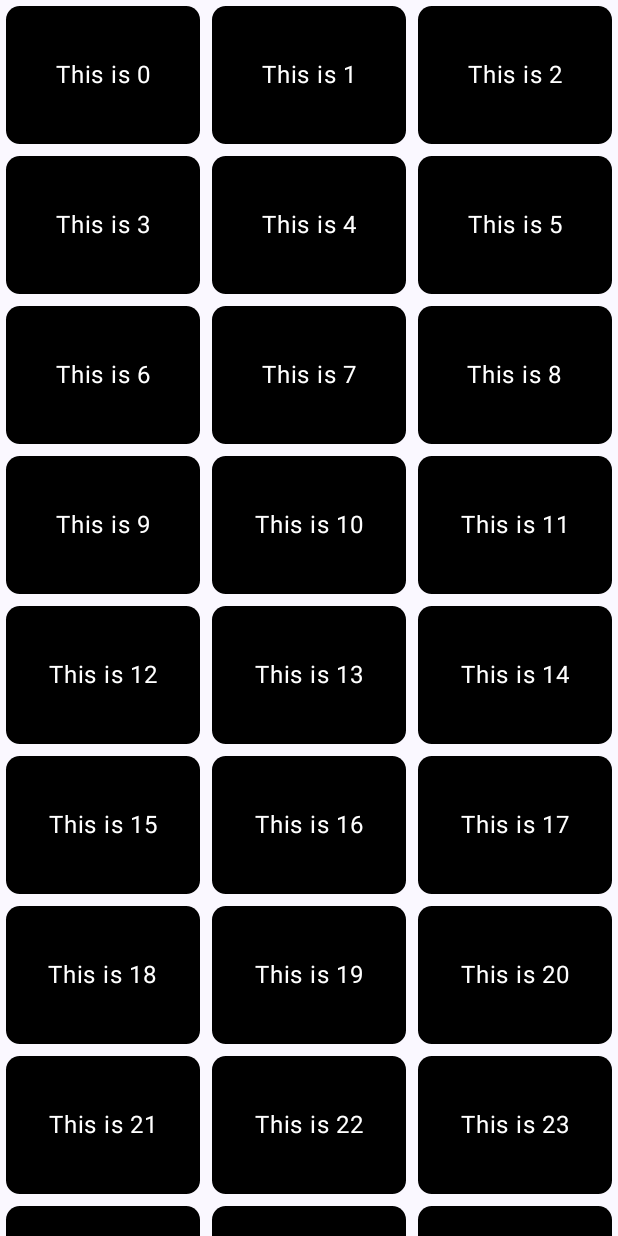
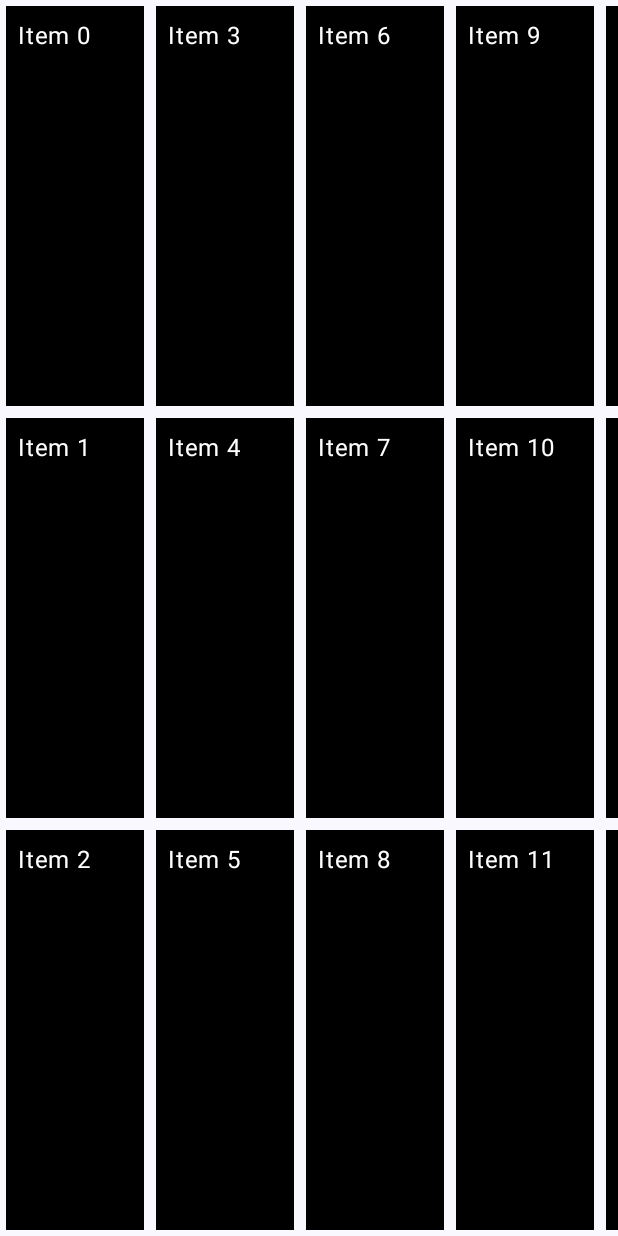
Before and after one commit to 1171Abhishek/Jetpack-Compose, an Android app built with Jetpack Compose: the screen it shows after launch (MainActivity), on a phone screen of 412 x 824 dp. Run offline under Robolectric (Android 15) with nearby library versions, the phone set to English and light mode, and no system bars.

Commit message:
feat: Implement LazyHorizontalGrid and update LazyVerticalGrid
-   Adds `LazyHorizontalGridFunction` to demonstrate the use of `LazyHorizontalGrid` for creating a horizontally scrolling grid with a fixed number of rows.
-   Modifies `LazyVerticalGrid` to add clarification.
-   Updates `MainActivity` to use `LazyHorizontalGridFunction` instead of `GridFunction`.
-   Creates a new file `05_lazy_horizontal_grid.kt`.
-   Add a comment about the use of `LazyVerticalGrid` to create a vertically scrolling grid.

```diff
--- a/app/src/main/java/com/company/jetpack/MainActivity.kt
+++ b/app/src/main/java/com/company/jetpack/MainActivity.kt
@@ -9,6 +9,7 @@ import androidx.compose.foundation.layout.padding
 import androidx.compose.material3.Scaffold
 import androidx.compose.ui.Modifier
 import com.company.jetpack.topic_03.GridFunction
+import com.company.jetpack.topic_03.LazyHorizontalGridFunction
 import com.company.jetpack.ui.theme.JetpackComposeTheme
 
 class MainActivity : ComponentActivity() {
@@ -18,7 +19,7 @@ class MainActivity : ComponentActivity() {
         setContent {
             JetpackComposeTheme {
                 Scaffold(modifier = Modifier.fillMaxSize()) { innerPadding ->
-                    GridFunction(
+                    LazyHorizontalGridFunction(
                         modifier = Modifier.padding(innerPadding)
                     )
                 }
--- a/app/src/main/java/com/company/jetpack/topic_03/04_lazy_vertical_grid.kt
+++ b/app/src/main/java/com/company/jetpack/topic_03/04_lazy_vertical_grid.kt
@@ -40,6 +40,7 @@ fun GridFunction(modifier: Modifier = Modifier) {
 //    LazyVerticalGrid
 
     LazyVerticalGrid(
+//        Use LazyVerticalGrid to create a vertically scrolling grid.
 //        GridCells.Fixed(n): Defines a fixed number of columns.
 
         columns = GridCells.Fixed(3) // 2 Column
--- /dev/null
+++ b/app/src/main/java/com/company/jetpack/topic_03/05_lazy_horizontal_grid.kt
@@ -0,0 +1,38 @@
+package com.company.jetpack.topic_03
+
+import androidx.compose.foundation.background
+import androidx.compose.foundation.layout.Box
+import androidx.compose.foundation.layout.padding
+import androidx.compose.foundation.layout.size
+import androidx.compose.foundation.lazy.grid.GridCells
+import androidx.compose.foundation.lazy.grid.LazyHorizontalGrid
+import androidx.compose.material3.Text
+import androidx.compose.runtime.Composable
+import androidx.compose.ui.Modifier
+import androidx.compose.ui.graphics.Color
+import androidx.compose.ui.tooling.preview.Preview
+import androidx.compose.ui.unit.dp
+
+@Composable
+fun LazyHorizontalGridFunction(modifier: Modifier = Modifier) {
+    LazyHorizontalGrid(
+//        If you need a horizontally scrolling grid, use LazyHorizontalGrid.
+//        Uses rows = GridCells.Fixed(n) instead of columns.
+        rows = GridCells.Fixed(3)
+    ) {
+        items(100) {
+            Box(modifier.size(100.dp).padding(4.dp).background(Color.Black)){
+                Text(
+                    text = "Item $it", color = Color.White,
+                    modifier = Modifier.padding(8.dp)
+                )
+            }
+
+        }
+    }
+}
+@Preview(showSystemUi = true)
+@Composable
+fun LazyHorizontalGridFunctionPreview() {
+    LazyHorizontalGridFunction()
+}
```
